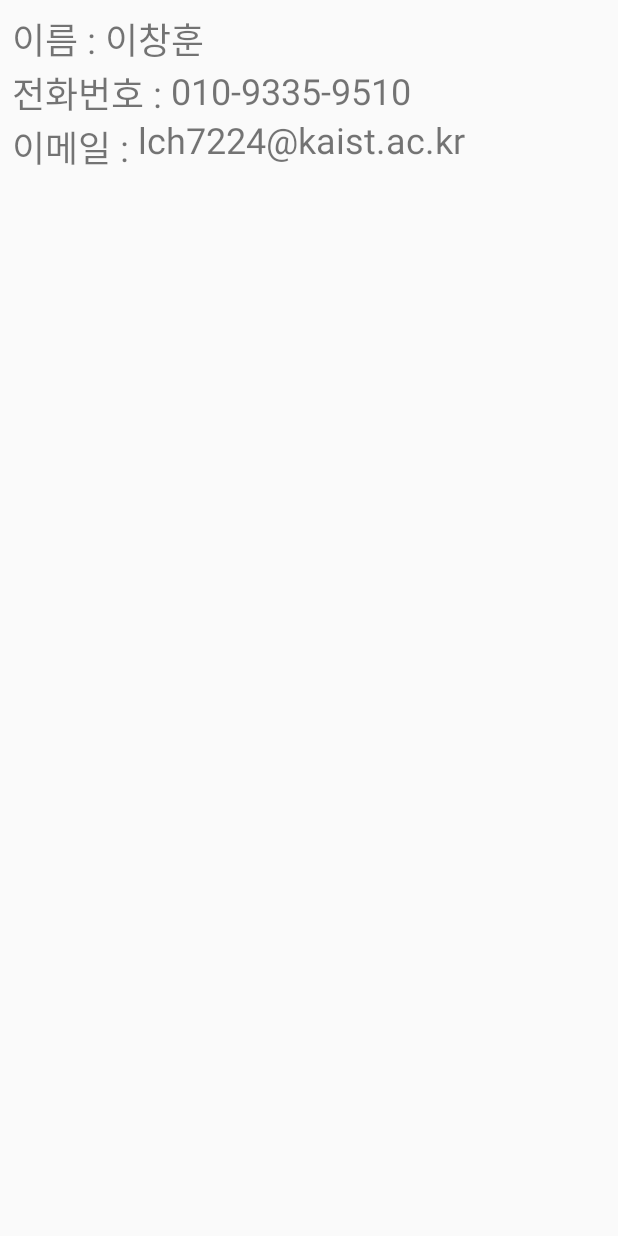
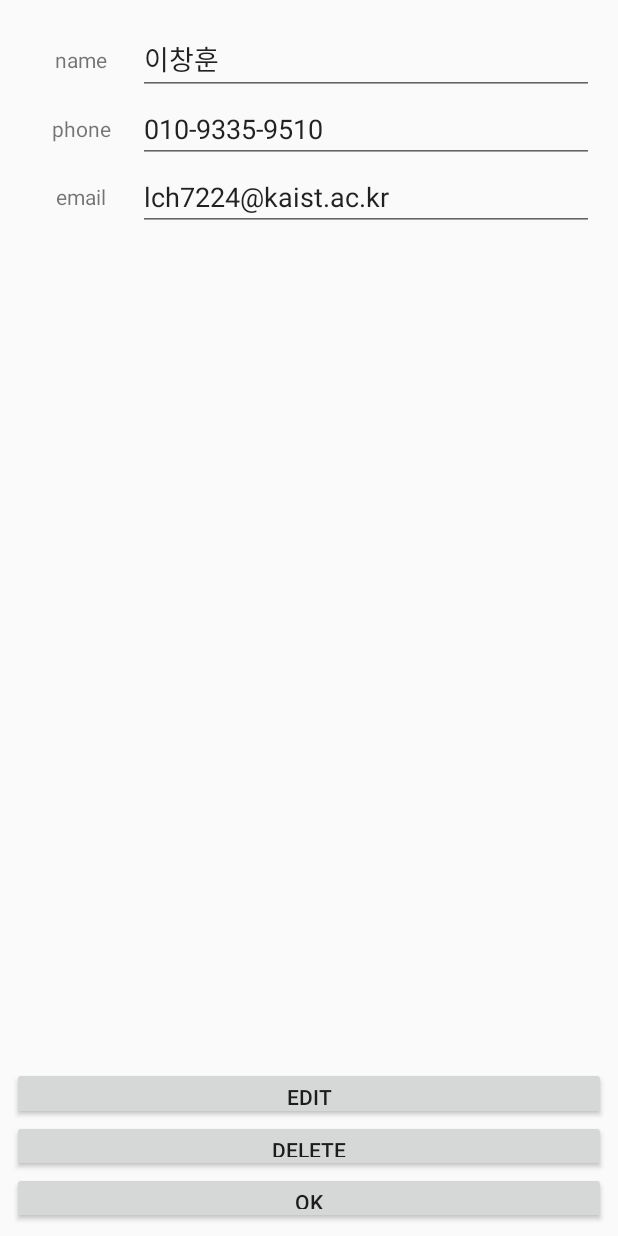
Before and after one commit to ljb7977/project1, an Android app: the screen it shows after launch (ContactViewer), after a tap on "이창훈", on a phone screen of 412 x 824 dp. Run offline under Robolectric (Android 15) with nearby library versions, the phone set to English and light mode, and no system bars; libraries missing offline, so code that uses them is left out: com.facebook, com.facebook.login; 5 statements that could not run were skipped.

Commit message:
change ContactInfo layout

```diff
--- a/app/src/main/java/com/example/user/project2/ContactViewer.java
+++ b/app/src/main/java/com/example/user/project2/ContactViewer.java
@@ -1,28 +1,128 @@
 package com.example.user.project2;
 
+import android.app.Activity;
+import android.app.AlertDialog;
+import android.content.DialogInterface;
 import android.content.Intent;
 import android.os.Bundle;
 import android.support.v7.app.AppCompatActivity;
-import android.widget.TextView;
+import android.view.View;
+import android.widget.EditText;
+
+import java.util.EnumMap;
+
+
+enum TextType {
+    NAME, NUMBER, EMAIL
+}
 
 public class ContactViewer extends AppCompatActivity {
+    private EnumMap<TextType, EditText> viewerText = new EnumMap<>(TextType.class);
+    private EnumMap<TextType, Integer> viewerXML = new EnumMap<>(TextType.class);
+    Intent returnIntent = new Intent();
+    int contactId = -1;
+    boolean is_edited = false;
+    AlertDialog deleteAlert;
 
     @Override
     protected void onCreate(Bundle savedInstanceState) {
         super.onCreate(savedInstanceState);
         setContentView(R.layout.activity_address2);
+        initViewXML();
+        createDeleteDialog();
         Intent intent = getIntent();
 
         String name = intent.getStringExtra("name");
         String number = intent.getStringExtra("number");
         String email = intent.getStringExtra("email");
+        contactId = intent.getIntExtra("id", -1);
+        getViewerText(TextType.NAME).setText(name);
+        getViewerText(TextType.NUMBER).setText(number);
+        getViewerText(TextType.EMAIL).setText(email);
+        setAllEditable(false);
+    }
 
-        TextView nameTextView = findViewById(R.id.textView1);
-        TextView numberTextView = findViewById(R.id.textView2);
-        TextView emailTextView = findViewById(R.id.textView3);
+    void setAllEditable(boolean flag){
+        for(TextType t : TextType.values())
+        {
+            setEditable(getViewerText(t), flag);
+        }
+    }
 
-        nameTextView.setText(name);
-        numberTextView.setText(number);
-        emailTextView.setText(email);
+    void initViewXML()
+    {
+        viewerXML.put(TextType.NAME, R.id.nameText);
+        viewerXML.put(TextType.NUMBER, R.id.phoneText);
+        viewerXML.put(TextType.EMAIL, R.id.emailText);
+    }
+
+    void createDeleteDialog()
+    {
+        AlertDialog.Builder builder = new AlertDialog.Builder(this );
+        builder.setMessage("Delete Contact?");
+        builder.setPositiveButton("Delete", new DialogInterface.OnClickListener() {
+            @Override
+            public void onClick(DialogInterface dialogInterface, int i) {
+                returnIntent.putExtra("result", FragmentA.RETURN_DELETE);
+                returnIntent.putExtra("id", contactId);
+                setResult(Activity.RESULT_OK, returnIntent);
+                finish();
+            }
+        });
+        builder.setNegativeButton("Cancel", new DialogInterface.OnClickListener() {
+            @Override
+            public void onClick(DialogInterface dialogInterface, int i) {
+
+            }
+        });
+        deleteAlert = builder.create();
+    }
+    void setEditable(View view, boolean flag)
+    {
+        view.setFocusableInTouchMode(flag);
+        view.setFocusable(flag);
+        view.setClickable(flag);
+    }
+
+    EditText getViewerText(TextType e)
+    {
+        EditText retval = viewerText.get(e);
+        if(retval == null)
+        {
+            Integer retid = viewerXML.get(e);
+            if(retid == null)
+                return null;
+            retval = findViewById(retid);
+            viewerText.put(e, retval);
+        }
+        return retval;
+    }
+
+    public void onContactEditButtonClick(View view)
+    {
+        setAllEditable(true);
+        is_edited = true;
+    }
+
+    public void onContactDeleteButtonClick(View view)
+    {
+        if(deleteAlert == null)
+            createDeleteDialog();
+        deleteAlert.show();
+    }
+
+    public void onContactOkButtonClick(View view)
+    {
+        if(is_edited) {
+            returnIntent.putExtra("result", FragmentA.RETURN_EDIT);
+            returnIntent.putExtra("name", getViewerText(TextType.NAME).getText().toString());
+            returnIntent.putExtra("number", getViewerText(TextType.NUMBER).getText().toString());
+            returnIntent.putExtra("email", getViewerText(TextType.EMAIL).getText().toString());
+        }
+        else {
+            returnIntent.putExtra("result", FragmentA.RETURN_OK);
+        }
+        setResult(Activity.RESULT_OK, returnIntent);
+        finish();
     }
 }
--- a/app/src/main/java/com/example/user/project2/FragmentA.java
+++ b/app/src/main/java/com/example/user/project2/FragmentA.java
@@ -1,5 +1,8 @@
 package com.example.user.project2;
 
+import android.app.AlertDialog;
+import android.app.Dialog;
+import android.content.DialogInterface;
 import android.content.Intent;
 import android.content.res.AssetManager;
 import android.os.AsyncTask;
@@ -34,6 +37,8 @@
 import java.util.ArrayList;
 import java.util.Arrays;
 
+import static android.app.Activity.RESULT_OK;
+
 public class FragmentA extends Fragment {
     String str;
     ArrayList<Contact> ContactList;
@@ -43,96 +48,18 @@
     FloatingActionButton expandButton;
     FloatingActionButton facebookButton;
     FloatingActionButton addButton;
-    FloatingActionButton removeButton;
+    FloatingActionButton syncButton;
+    static final short REQUEST_CONTACTINFO = 0x721;
+    static final int RETURN_OK = 0x722;
+    static final int RETURN_EDIT = 0x723;
+    static final int RETURN_DELETE = 0x724;
     @Override
     public View onCreateView(LayoutInflater inflater, ViewGroup container, Bundle savedInstanceState) {
 
         View view = inflater.inflate(R.layout.tab_fragment1, container, false);
-        expandButton = view.findViewById(R.id.expand_button);
-        facebookButton = view.findViewById(R.id.facebook_button);
-        facebookButton.setOnClickListener(new View.OnClickListener() {
-            @Override
-            public void onClick(View view) {
-                collapseButtons();
-                if(AccessToken.getCurrentAccessToken() != null)
-                {
-                    LoginManager.getInstance().logOut();
-                }
-                else {
-                    LoginManager.getInstance().logInWithReadPermissions(FragmentA.this, Arrays.asList("user_friends"));
-                }
-            }
-        });
-
-        addButton = view.findViewById(R.id.add_button);
-        removeButton = view.findViewById(R.id.remove_button);
-        setButtonsInvisible(View.GONE);
-        facebookButton.setVisibility(View.GONE);
-        expandButton.setOnClickListener(new View.OnClickListener() {
-            @Override
-            public void onClick(View view) {
-                if(buttonExpanded)
-                {
-                    collapseButtons();
-                }
-                else
-                {
-                    expandButtons();
-                }
-            }
-        });
-        ListView listview = view.findViewById(R.id.listview);
-        callbackManager = CallbackManager.Factory.create();
-
-
-        FacebookSdk.addLoggingBehavior(LoggingBehavior.REQUESTS);
-
-        if(AccessToken.getCurrentAccessToken() != null)
-        {
-            executeFacebookContactTask(AccessToken.getCurrentAccessToken());
-        }
-        Log.d("FLOGIN","BEFORE");
-        // Callback registration
-        LoginManager.getInstance().registerCallback(callbackManager, new FacebookCallback<LoginResult>() {
-            @Override
-            public void onSuccess(LoginResult loginResult) {
-                AccessToken token = loginResult.getAccessToken();
-                executeFacebookContactTask(token);
-
-                Log.d("FLOGIN","SUCCESS");
-                // App code
-            }
-
-            @Override
-            public void onCancel() {
-                Log.d("FLOGIN","FAIL");
-                // App code
-            }
-
-            @Override
-            public void onError(FacebookException exception) {
-                Log.d("FLOGIN",exception.toString());
-                // App code
-            }
-        });
-        adapter = new ListViewAdapter();
-
-        MyApplication myApp = (MyApplication) getActivity().getApplication();
-        ContactList = myApp.getContactList();
-
-        listview.setAdapter(adapter);
-
-        listview.setOnItemClickListener(new AdapterView.OnItemClickListener(){
-            @Override
-            public void onItemClick(AdapterView parent, View v, int position, long id){
-                Intent intent = new Intent(getActivity(), ContactViewer.class);
-                ListViewItem item = (ListViewItem)adapter.getItem(position);
-                intent.putExtra("name", item.getName());
-                intent.putExtra("number", item.getNumber());
-                intent.putExtra("email", item.getEmail());
-                startActivity(intent);
-            }
-        });
+        createActionButtons(view);
+        registerFacebookTask();
+        setupListView(view.findViewById(R.id.listview));
 
         boolean s = readJson();
         if(s){
@@ -196,6 +123,67 @@
         return view;
     }
 
+    public void setupListView(View view)
+    {
+        if(view == null) return;
+        ListView listview = (ListView)view;
+        adapter = new ListViewAdapter();
+
+        MyApplication myApp = (MyApplication) getActivity().getApplication();
+        ContactList = myApp.getContactList();
+
+        listview.setAdapter(adapter);
+        listview.setOnItemClickListener(new AdapterView.OnItemClickListener(){
+            @Override
+            public void onItemClick(AdapterView parent, View v, int position, long id){
+                Intent intent = new Intent(getActivity(), ContactViewer.class);
+                ListViewItem item = (ListViewItem)adapter.getItem(position);
+                intent.putExtra("name", item.getName());
+                intent.putExtra("number", item.getNumber());
+                intent.putExtra("email", item.getEmail());
+                intent.putExtra("id", position);
+                startActivityForResult(intent, REQUEST_CONTACTINFO);
+            }
+        });
+
+    }
+    public void createActionButtons(View view)
+    {
+        expandButton = view.findViewById(R.id.expand_button);
+        facebookButton = view.findViewById(R.id.facebook_button);
+        facebookButton.setOnClickListener(new View.OnClickListener() {
+            @Override
+            public void onClick(View view) {
+                collapseButtons();
+                if(AccessToken.getCurrentAccessToken() != null)
+                {
+                    LoginManager.getInstance().logOut();
+                }
+                else {
+                    LoginManager.getInstance().logInWithReadPermissions(FragmentA.this, Arrays.asList("user_friends"));
+                }
+            }
+        });
+
+        addButton = view.findViewById(R.id.add_button);
+        syncButton = view.findViewById(R.id.sync_button);
+        setButtonsInvisible(View.GONE);
+        facebookButton.setVisibility(View.GONE);
+        expandButton.setOnClickListener(new View.OnClickListener() {
+            @Override
+            public void onClick(View view) {
+                if(buttonExpanded)
+                {
+                    collapseButtons();
+                }
+                else
+                {
+                    expandButtons();
+                }
+            }
+        });
+    }
+
     public void collapseButtons()
     {
         setButtonsInvisible(View.GONE);
@@ -214,10 +202,42 @@
             facebookButton.setVisibility(visibility);
         if(addButton != null)
             addButton.setVisibility(visibility);
-        if(removeButton != null)
-            removeButton.setVisibility(visibility);
+        if(syncButton != null)
+            syncButton.setVisibility(visibility);
 
     }
+
+    public void registerFacebookTask()
+    {
+
+        callbackManager = CallbackManager.Factory.create();
+        FacebookSdk.addLoggingBehavior(LoggingBehavior.REQUESTS);
+
+        if(AccessToken.getCurrentAccessToken() != null)
+        {
+            executeFacebookContactTask(AccessToken.getCurrentAccessToken());
+        }
+        // Callback registration
+        LoginManager.getInstance().registerCallback(callbackManager, new FacebookCallback<LoginResult>() {
+            @Override
+            public void onSuccess(LoginResult loginResult) {
+                AccessToken token = loginResult.getAccessToken();
+                executeFacebookContactTask(token);
+                // App code
+            }
+
+            @Override
+            public void onCancel() {
+                // App code
+            }
+
+            @Override
+            public void onError(FacebookException exception) {
+                // App code
+            }
+        });
+    }
+
     public boolean readJson(){
         AssetManager am = getResources().getAssets();
         InputStream is;
@@ -236,9 +256,41 @@
     }
     @Override
     public void onActivityResult(int requestCode, int resultCode, Intent data) {
-        if(callbackManager != null)
-            callbackManager.onActivityResult(requestCode, resultCode, data);
-        super.onActivityResult(requestCode, resultCode, data);
+        if(requestCode == REQUEST_CONTACTINFO)
+        {
+            if(resultCode == RESULT_OK)
+            {
+                Log.d("FRAGA", "OK");
+                switch(data.getIntExtra("result", -1))
+                {
+                    case -1:
+                        break;
+                    case RETURN_OK:
+                        break;
+                    case RETURN_EDIT:
+                        adapter.changeItem(
+                                data.getIntExtra("id", -1),
+                                data.getStringExtra("name"),
+                                data.getStringExtra("number"),
+                                data.getStringExtra("email"));
+                        break;
+                    case RETURN_DELETE:
+                        adapter.removeItem(data.getIntExtra("id", -1));
+                        adapter.notifyDataSetChanged();
+                        break;
+                }
+            }
+            else
+            {
+                Log.d("FRAGA", "CANCEL");
+            }
+
+        }
+        else {
+            if (callbackManager != null)
+                callbackManager.onActivityResult(requestCode, resultCode, data);
+            super.onActivityResult(requestCode, resultCode, data);
+        }
     }
 
     public void executeFacebookContactTask(AccessToken token)
--- a/app/src/main/java/com/example/user/project2/ListViewAdapter.java
+++ b/app/src/main/java/com/example/user/project2/ListViewAdapter.java
@@ -70,4 +70,21 @@
 
         listViewItemList.add(item);
     }
+
+    public void removeItem(int id)
+    {
+        if(id >= 0)
+            listViewItemList.remove(id);
+    }
+
+    public void changeItem(int id, String name, String number, String email)
+    {
+        if(id >= 0)
+        {
+            ListViewItem cur = listViewItemList.get(id);
+            cur.setName(name);
+            cur.setNumber(number);
+            cur.setEmail(email);
+        }
+    }
 }
--- a/app/src/main/java/com/example/user/project2/MyApplication.java
+++ b/app/src/main/java/com/example/user/project2/MyApplication.java
@@ -22,13 +22,15 @@
     public ArrayList<Photo> ImgList;
     public ArrayList<Song> SongList;
     public ArrayList<Contact> ContactList;
+    public ArrayList<Contact> FacebookContactList;
 
     @Override
     public void onCreate(){
         super.onCreate();
-        ImgList = new ArrayList<Photo>();
-        SongList = new ArrayList<Song>();
-        ContactList = new ArrayList<Contact>();
+        ImgList = new ArrayList<>();
+        SongList = new ArrayList<>();
+        ContactList = new ArrayList<>();
+        FacebookContactList = new ArrayList<>();
 
     }
 
--- a/app/src/main/res/layout/activity_address2.xml
+++ b/app/src/main/res/layout/activity_address2.xml
@@ -1,58 +1,133 @@
 <?xml version="1.0" encoding="utf-8"?>
-<RelativeLayout xmlns:android="http://schemas.android.com/apk/res/android"
+<LinearLayout xmlns:android="http://schemas.android.com/apk/res/android"
+    xmlns:app="http://schemas.android.com/apk/res-auto"
     xmlns:tools="http://schemas.android.com/tools"
     android:layout_width="match_parent"
     android:layout_height="match_parent"
-    android:padding="8dp"
-    android:orientation="horizontal">
+    android:orientation="vertical"
+    android:padding="8dp">
 
-    <TextView
-        android:id="@+id/text1"
-        android:layout_width="wrap_content"
-        android:layout_height="wrap_content"
-        android:textSize="24sp"
-        android:text="이름 : " />
+    <android.support.constraint.ConstraintLayout
+        android:layout_width="match_parent"
+        android:layout_height="match_parent"
+        android:layout_weight="8">
 
-    <TextView
-        android:id="@+id/textView1"
-        android:layout_width="wrap_content"
-        android:layout_height="wrap_content"
-        android:text="TextView"
-        android:textSize="24sp"
-        android:layout_toEndOf="@+id/text1"/>
+        <LinearLayout
+            android:layout_width="match_parent"
+            android:layout_height="wrap_content"
+            android:layout_marginEnd="8dp"
+            android:layout_marginStart="8dp"
+            android:layout_marginTop="8dp"
+            android:orientation="vertical"
+            app:layout_constraintEnd_toEndOf="parent"
+            app:layout_constraintStart_toStartOf="parent"
+            app:layout_constraintTop_toTopOf="parent">
 
-    <TextView
-        android:id="@+id/text2"
-        android:layout_width="wrap_content"
-        android:layout_height="wrap_content"
-        android:layout_below="@+id/text1"
-        android:textSize="24sp"
-        android:text="전화번호 : " />
+            <LinearLayout
+                android:layout_width="match_parent"
+                android:layout_height="match_parent"
+                android:layout_weight="1"
+                android:orientation="horizontal">
 
-    <TextView
-        android:id="@+id/textView2"
+                <TextView
+                    android:id="@+id/nameLabel"
+                    android:layout_width="match_parent"
+                    android:layout_height="match_parent"
+                    android:layout_weight="4"
+                    android:gravity="center_vertical|center_horizontal"
+                    android:text="name"
+                    android:textAlignment="center" />
+
+                <EditText
+                    android:id="@+id/nameText"
+                    android:layout_width="match_parent"
+                    android:layout_height="match_parent"
+                    android:layout_weight="1"
+                    android:ems="10"
+                    android:gravity="center_vertical|center_horizontal"
+                    android:inputType="text"
+                    android:text="Name"
+                    android:textAlignment="viewStart" />
+            </LinearLayout>
+
+            <LinearLayout
+                android:layout_width="match_parent"
+                android:layout_height="match_parent"
+                android:layout_weight="1"
+                android:orientation="horizontal">
+
+                <TextView
+                    android:id="@+id/phoneLabel"
+                    android:layout_width="match_parent"
+                    android:layout_height="match_parent"
+                    android:layout_weight="4"
+                    android:gravity="center_vertical|center_horizontal"
+                    android:text="phone"
+                    android:textAlignment="center" />
+
+                <EditText
+                    android:id="@+id/phoneText"
+                    android:layout_width="match_parent"
+                    android:layout_height="match_parent"
+                    android:layout_weight="1"
+                    android:ems="10"
+                    android:gravity="center_vertical|center_horizontal"
+                    android:inputType="phone"
+                    android:text="Name"
+                    android:textAlignment="viewStart" />
+            </LinearLayout>
+
+            <LinearLayout
+                android:layout_width="match_parent"
+                android:layout_height="match_parent"
+                android:layout_weight="1"
+                android:orientation="horizontal">
+
+                <TextView
+                    android:id="@+id/emailLabel"
+                    android:layout_width="match_parent"
+                    android:layout_height="match_parent"
+                    android:layout_weight="4"
+                    android:gravity="center_vertical|center_horizontal"
+                    android:text="email"
+                    android:textAlignment="center" />
+
+                <EditText
+                    android:id="@+id/emailText"
+                    android:layout_width="match_parent"
+                    android:layout_height="match_parent"
+                    android:layout_weight="1"
+                    android:ems="10"
+                    android:gravity="center_vertical|center_horizontal"
+                    android:inputType="textEmailAddress"
+                    android:text="Name"
+                    android:textAlignment="viewStart" />
+            </LinearLayout>
+        </LinearLayout>
+    </android.support.constraint.ConstraintLayout>
+
+    <Button
+        android:id="@+id/contactEditButton"
         android:layout_width="match_parent"
         android:layout_height="wrap_content"
-        android:layout_toEndOf="@+id/text2"
-        android:layout_below="@+id/textView1"
-        android:text="TextView"
-        android:textSize="24sp" />
+        android:layout_weight="1"
+        android:onClick="onContactEditButtonClick"
+        android:text="Edit" />
 
-    <TextView
-        android:id="@+id/text3"
-        android:layout_width="wrap_content"
-        android:layout_height="wrap_content"
-        android:layout_below="@+id/text2"
-        android:textSize="24sp"
-        android:text="이메일 : " />
-
-    <TextView
-        android:id="@+id/textView3"
+    <Button
+        android:id="@+id/button6"
         android:layout_width="match_parent"
         android:layout_height="wrap_content"
-        android:layout_toEndOf="@+id/text3"
-        android:layout_below="@+id/textView2"
-        android:text="TextView"
-        android:textSize="24sp" />
+        android:layout_weight="1"
+        android:onClick="onContactDeleteButtonClick"
+        android:text="Delete" />
 
-</RelativeLayout>
+    <Button
+        android:id="@+id/button7"
+        android:layout_width="match_parent"
+        android:layout_height="wrap_content"
+        android:layout_weight="1"
+        android:onClick="onContactOkButtonClick"
+        android:text="OK" />
+
+</LinearLayout>
--- a/app/src/main/res/layout/tab_fragment1.xml
+++ b/app/src/main/res/layout/tab_fragment1.xml
@@ -44,7 +44,7 @@
         app:srcCompat="@color/colorAccent" />
 
     <android.support.design.widget.FloatingActionButton
-        android:id="@+id/remove_button"
+        android:id="@+id/sync_button"
         android:layout_width="wrap_content"
         android:layout_height="wrap_content"
         android:layout_marginBottom="8dp"
@@ -61,7 +61,7 @@
         android:layout_marginBottom="8dp"
         android:layout_marginEnd="8dp"
         android:clickable="true"
-        app:layout_constraintBottom_toTopOf="@+id/remove_button"
+        app:layout_constraintBottom_toTopOf="@+id/sync_button"
         app:layout_constraintEnd_toEndOf="parent"
         app:srcCompat="@color/colorAccent" />
 
```
